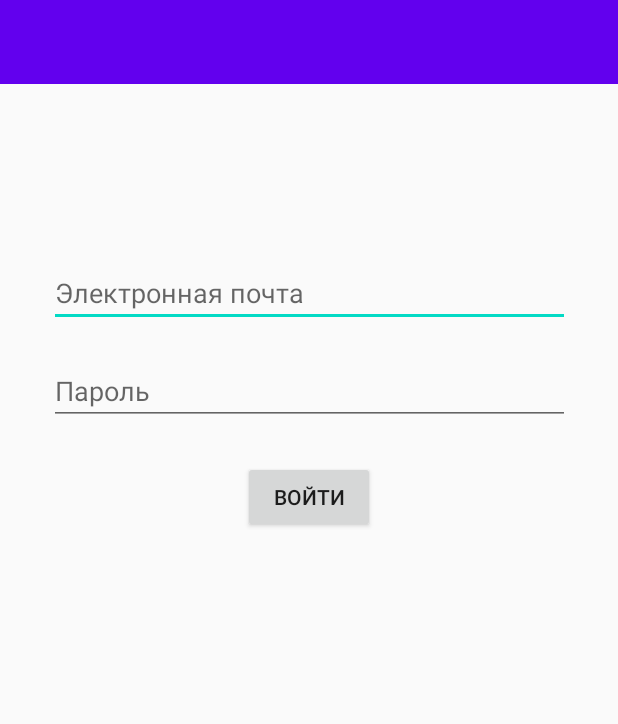
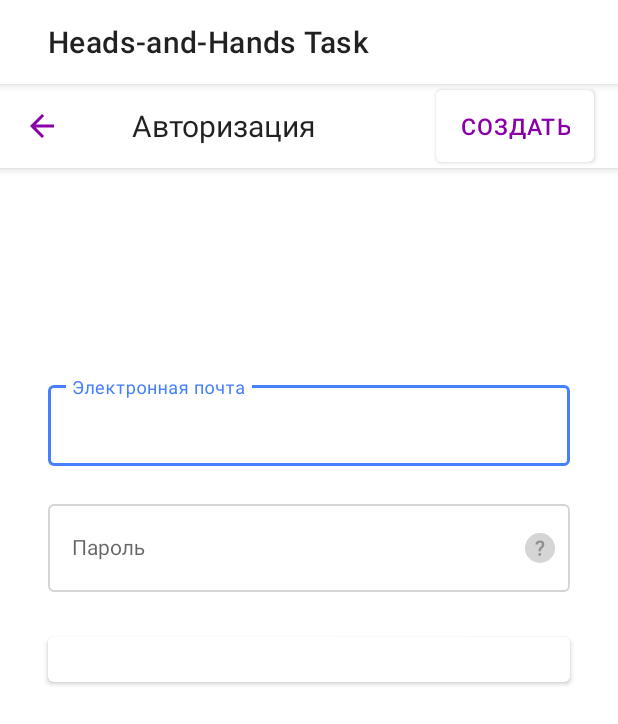
Before and after one commit to Arantier/Heads-and-Hands-Task, an Android app: the screen it shows after launch (MainActivity), on a phone screen of 412 x 824 dp. Shown: the top 724 px of the screen. Run offline under Robolectric (Android 15) with nearby library versions, the phone set to English and light mode, and no system bars.

Commit message:
Improved basic visual. Not fixed: Login button and compatibility.

```diff
--- /dev/null
+++ b/app/src/main/res/color/color_input.xml
@@ -0,0 +1,6 @@
+<?xml version="1.0" encoding="utf-8"?>
+<selector xmlns:android="http://schemas.android.com/apk/res/android">
+    <item android:color="@color/inputOutlineActive" android:state_focused="true"/>
+    <item android:color="@color/inputOutlineActive" android:state_hovered="true"/>
+    <item android:color="@color/inputOutlineInactive"/>
+</selector>
--- /dev/null
+++ b/app/src/main/res/drawable/bkg_button.xml
@@ -0,0 +1,6 @@
+<?xml version="1.0" encoding="utf-8"?>
+<shape xmlns:android="http://schemas.android.com/apk/res/android"
+    android:shape="rectangle">
+    <solid android:color="@color/colorAccent" />
+    <corners android:radius="@dimen/button_corner_radius"/>
+</shape>
--- /dev/null
+++ b/app/src/main/res/drawable/bkg_button_light.xml
@@ -0,0 +1,6 @@
+<?xml version="1.0" encoding="utf-8"?>
+<shape xmlns:android="http://schemas.android.com/apk/res/android"
+    android:shape="rectangle">
+    <solid android:color="@color/colorPrimary" />
+    <corners android:radius="@dimen/button_corner_radius"/>
+</shape>
--- /dev/null
+++ b/app/src/main/res/drawable/bkg_toolbar.xml
@@ -0,0 +1,5 @@
+<?xml version="1.0" encoding="utf-8"?>
+<shape xmlns:android="http://schemas.android.com/apk/res/android"
+    android:shape="rectangle">
+    <solid android:color="@color/colorPrimary" />
+</shape>
--- /dev/null
+++ b/app/src/main/res/drawable/ic_arrow_back.xml
@@ -0,0 +1,5 @@
+<vector android:height="24dp" android:tint="#8900A8"
+    android:viewportHeight="24" android:viewportWidth="24"
+    android:width="24dp" xmlns:android="http://schemas.android.com/apk/res/android">
+    <path android:fillColor="@android:color/white" android:pathData="M20,11H7.83l5.59,-5.59L12,4l-8,8 8,8 1.41,-1.41L7.83,13H20v-2z"/>
+</vector>
--- /dev/null
+++ b/app/src/main/res/drawable/ic_question.xml
@@ -0,0 +1,14 @@
+<vector xmlns:android="http://schemas.android.com/apk/res/android"
+    android:width="24dp"
+    android:height="24dp"
+    android:viewportWidth="24"
+    android:viewportHeight="24">
+  <path
+      android:pathData="M12,12m-10,0a10,10 0,1 1,20 0a10,10 0,1 1,-20 0"
+      android:fillColor="#D5D5D5"
+      android:fillType="evenOdd"/>
+  <path
+      android:pathData="M12.534,14.164c0.01,-0.656 0.164,-1.155 0.465,-1.497l0.84,-0.827c0.694,-0.72 1.04,-1.452 1.04,-2.194 0,-0.834 -0.256,-1.484 -0.77,-1.949C13.598,7.232 12.884,7 11.968,7c-0.889,0 -1.603,0.235 -2.143,0.704 -0.54,0.47 -0.815,1.108 -0.824,1.914h1.661c0,-0.378 0.12,-0.678 0.359,-0.899 0.24,-0.22 0.555,-0.331 0.947,-0.331 0.41,0 0.721,0.112 0.933,0.338 0.212,0.226 0.318,0.553 0.318,0.981 0,0.324 -0.091,0.624 -0.274,0.902 -0.118,0.183 -0.4,0.49 -0.844,0.92 -0.444,0.43 -0.742,0.826 -0.892,1.186 -0.15,0.36 -0.226,0.843 -0.226,1.45h1.552zM11.803,17.172c0.3,0 0.533,-0.084 0.697,-0.253 0.164,-0.169 0.246,-0.378 0.246,-0.629 0,-0.26 -0.084,-0.475 -0.253,-0.646 -0.168,-0.17 -0.399,-0.256 -0.69,-0.256 -0.287,0 -0.515,0.083 -0.684,0.25 -0.168,0.166 -0.253,0.383 -0.253,0.652 0,0.25 0.081,0.46 0.243,0.629 0.162,0.169 0.393,0.253 0.694,0.253z"
+      android:fillColor="#8F8F8F"
+      android:fillType="nonZero"/>
+</vector>
--- a/app/src/main/res/layout/activity_main.xml
+++ b/app/src/main/res/layout/activity_main.xml
@@ -4,54 +4,91 @@
     xmlns:tools="http://schemas.android.com/tools"
     android:layout_width="match_parent"
     android:layout_height="match_parent"
+    android:background="@color/colorPrimary"
     tools:context=".MainActivity">
 
     <androidx.appcompat.widget.Toolbar
         android:id="@+id/toolbar"
         android:layout_width="0dp"
         android:layout_height="@dimen/toolbar_height"
-        android:background="?attr/colorPrimary"
-        android:minHeight="?attr/actionBarSize"
-        android:theme="?attr/actionBarTheme"
+        android:background="@drawable/bkg_toolbar"
+        android:elevation="@dimen/toolbar_shadow_elevation"
         app:layout_constraintEnd_toEndOf="parent"
+        app:layout_constraintHorizontal_bias="1.0"
         app:layout_constraintStart_toStartOf="parent"
-        app:layout_constraintTop_toTopOf="parent" />
+        app:layout_constraintTop_toTopOf="parent"
+        app:navigationIcon="@drawable/ic_arrow_back"
+        app:title="@string/title_login_screen">
 
-    <EditText
+        <Button
+            style="@style/ButtonStyle.Light"
+            android:layout_width="wrap_content"
+            android:layout_height="wrap_content"
+            android:layout_gravity="end"
+            android:layout_marginRight="@dimen/create_button_margin_right"
+            android:gravity="end|center_vertical"
+            android:text="@string/title_button_create"
+            android:textSize="@dimen/create_button_text_size" />
+
+    </androidx.appcompat.widget.Toolbar>
+
+    <com.google.android.material.textfield.TextInputLayout
+        style="@style/InputStyle"
         android:id="@+id/editTextTextEmail"
-        android:layout_width="347dp"
+        android:layout_width="0dp"
         android:layout_height="wrap_content"
+        android:layout_marginHorizontal="@dimen/login_elements_margin_horizontal"
         android:layout_marginTop="@dimen/email_padding_top"
-        android:ems="10"
-        android:hint="@string/title_email_placeholder"
-        android:inputType="textEmailAddress"
         app:layout_constraintBottom_toTopOf="@+id/editTextPassword"
         app:layout_constraintEnd_toEndOf="parent"
         app:layout_constraintStart_toStartOf="parent"
         app:layout_constraintTop_toBottomOf="@+id/toolbar"
-        app:layout_constraintVertical_bias="0.17000002"
-        app:layout_constraintVertical_chainStyle="packed" />
+        app:layout_constraintVertical_bias="0.25"
+        app:layout_constraintVertical_chainStyle="packed"
+        android:hint="@string/title_email_placeholder">
 
-    <EditText
+        <com.google.android.material.textfield.TextInputEditText
+            style="@style/InputStyle"
+            android:layout_width="match_parent"
+            android:layout_height="wrap_content"
+            android:ems="10"
+            android:inputType="textEmailAddress" />
+
+    </com.google.android.material.textfield.TextInputLayout>
+
+    <com.google.android.material.textfield.TextInputLayout
+        style="@style/InputStyle"
         android:id="@+id/editTextPassword"
-        android:layout_width="347dp"
+        android:layout_width="0dp"
         android:layout_height="wrap_content"
-        android:ems="10"
-        android:inputType="textPassword"
+        android:layout_marginHorizontal="@dimen/login_elements_margin_horizontal"
         android:layout_marginTop="@dimen/input_fields_padding_inbetween"
         android:hint="@string/title_password_placeholder"
         app:layout_constraintBottom_toTopOf="@+id/buttonLogin"
         app:layout_constraintEnd_toEndOf="parent"
         app:layout_constraintStart_toStartOf="parent"
-        app:layout_constraintTop_toBottomOf="@+id/editTextTextEmail" />
+        app:layout_constraintTop_toBottomOf="@+id/editTextTextEmail" >
+
+        <com.google.android.material.textfield.TextInputEditText
+            style="@style/InputStyle"
+            android:layout_width="match_parent"
+            android:layout_height="wrap_content"
+            android:ems="10"
+            android:drawableEnd="@drawable/ic_question"
+            android:paddingEnd="8dp"
+            android:inputType="textEmailAddress" />
+
+    </com.google.android.material.textfield.TextInputLayout>
 
     <Button
         android:id="@+id/buttonLogin"
-        android:layout_width="wrap_content"
-        android:layout_height="wrap_content"
-        android:text="@string/title_login_button"
+        android:layout_width="0dp"
+        android:layout_height="@dimen/button_height"
+        android:layout_marginHorizontal="@dimen/login_elements_margin_horizontal"
         android:layout_marginTop="@dimen/login_button_padding_top"
         android:layout_marginBottom="@dimen/login_button_padding_bottom"
+        android:text="@string/title_login_button"
+
         app:layout_constraintBottom_toBottomOf="parent"
         app:layout_constraintEnd_toEndOf="parent"
         app:layout_constraintStart_toStartOf="parent"
--- /dev/null
+++ b/app/src/main/res/values-v23/styles.xml
@@ -0,0 +1,7 @@
+<?xml version="1.0" encoding="utf-8"?>
+<resources>
+    <style name="AppTheme" parent="BaseAppTheme">
+        <item name="colorPrimaryDark">@color/colorPrimaryDark</item>
+        <item name="android:windowLightStatusBar">true</item>
+    </style>
+</resources>
--- a/app/src/main/res/values/colors.xml
+++ b/app/src/main/res/values/colors.xml
@@ -1,6 +1,9 @@
 <?xml version="1.0" encoding="utf-8"?>
 <resources>
-    <color name="colorPrimary">#6200EE</color>
-    <color name="colorPrimaryDark">#3700B3</color>
-    <color name="colorAccent">#03DAC5</color>
+    <color name="colorPrimary">#FFF</color>
+    <color name="colorAccent">#8900a8</color>
+    <color name="textColor">#3d3d3d</color>
+    <color name="inputOutlineInactive">#d5d5d5</color>
+    <color name="inputOutlineActive">#4680ff</color>
+    <color name="colorPrimaryDark">#f4f4f4</color>
 </resources>
--- a/app/src/main/res/values/dimens.xml
+++ b/app/src/main/res/values/dimens.xml
@@ -1,9 +1,27 @@
 <?xml version="1.0" encoding="utf-8"?>
 <resources>
     <dimen name="toolbar_height">56dp</dimen>
+    <dimen name="toolbar_shadow_elevation">4dp</dimen>
+    <dimen name="toolbar_title_margin_left">32dp</dimen>
+
+    <dimen name="button_corner_radius">4dp</dimen>
+    <dimen name="button_text_size">14sp</dimen>
+    <dimen name="button_height">42dp</dimen>
+    <dimen name="button_letter_spacing">0.04</dimen>
+
     <dimen name="email_padding_top">24dp</dimen>
     <dimen name="input_fields_padding_inbetween">20dp</dimen>
+    <dimen name="input_fields_stroke_width">1dp</dimen>
+    <dimen name="input_fields_padding_left">16dp</dimen>
+    <dimen name="input_fields_padding_top">18dp</dimen>
+    <dimen name="input_fields_padding_bottom">14dp</dimen>
+    <dimen name="input_corner_radius">4dp</dimen>
+    <dimen name="input_text_size">16sp</dimen>
+
     <dimen name="login_button_padding_top">24dp</dimen>
     <dimen name="login_button_padding_bottom">18dp</dimen>
     <dimen name="login_elements_margin_horizontal">32dp</dimen>
+    <dimen name="create_button_margin_right">16dp</dimen>
+    <dimen name="create_button_text_size">15sp</dimen>
+
 </resources>
--- a/app/src/main/res/values/strings.xml
+++ b/app/src/main/res/values/strings.xml
@@ -4,5 +4,6 @@
     <string name="title_email_placeholder">Электронная почта</string>
     <string name="title_password_placeholder">Пароль</string>
     <string name="title_login_button">Войти</string>
+    <string name="title_button_create">Создать</string>
 
 </resources>
--- a/app/src/main/res/values/styles.xml
+++ b/app/src/main/res/values/styles.xml
@@ -1,10 +1,42 @@
 <resources>
     <!-- Base application theme. -->
-    <style name="AppTheme" parent="Theme.AppCompat.Light.NoActionBar">
-        <!-- Customize your theme here. -->
+    <style name="BaseAppTheme" parent="Theme.MaterialComponents.Light">
         <item name="colorPrimary">@color/colorPrimary</item>
-        <item name="colorPrimaryDark">@color/colorPrimaryDark</item>
         <item name="colorAccent">@color/colorAccent</item>
+        <item name="background">@color/colorPrimary</item>
+        <item name="buttonStyle">@style/ButtonStyle</item>
+        <item name="toolbarStyle">@style/ToolbarStyle</item>
+    </style>
+
+    <style name="ToolbarStyle" parent="Widget.MaterialComponents.Toolbar">
+        <item name="android:minHeight">?attr/actionBarSize</item>
+        <item name="elevation">@dimen/toolbar_shadow_elevation</item>
+        <item name="titleMarginStart">@dimen/toolbar_title_margin_left</item>
+        <item name="titleTextAppearance">@style/ToolbarTitleStyle</item>
+    </style>
+
+    <style name="ToolbarTitleStyle" parent="AppTheme">
+        <item name="android:textColor">@color/textColor</item>
+        <item name="android:textSize">20sp</item>
+    </style>
+
+    <style name="ButtonStyle" parent="Widget.MaterialComponents.Button">
+        <item name="android:background">@drawable/bkg_button</item>
+        <item name="android:textColor">@color/colorPrimary</item>
+        <item name="android:textSize">@dimen/button_text_size</item>
+        <item name="android:fontFamily">sans-serif-medium</item>
+        <item name="android:letterSpacing">@dimen/button_letter_spacing</item>
+        <item name="android:textStyle">normal</item>
+    </style>
+
+    <style name="ButtonStyle.Light" parent="ButtonStyle">
+        <item name="android:background">@drawable/bkg_button_light</item>
+        <item name="android:textColor">@color/colorAccent</item>
+    </style>
+
+    <style name="InputStyle" parent="Widget.MaterialComponents.TextInputLayout.OutlinedBox">
+        <item name="boxStrokeColor">@color/color_input</item>
+        <item name="hintTextColor">@color/color_input</item>
     </style>
 
 </resources>
```
Also changed, not shown: app/build.gradle (+6 -5 lines).
